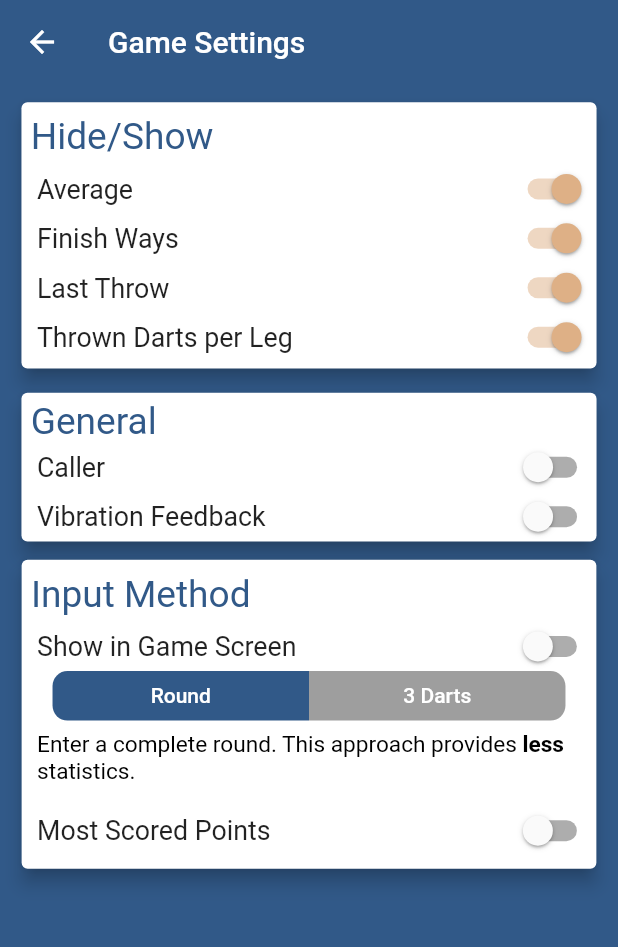
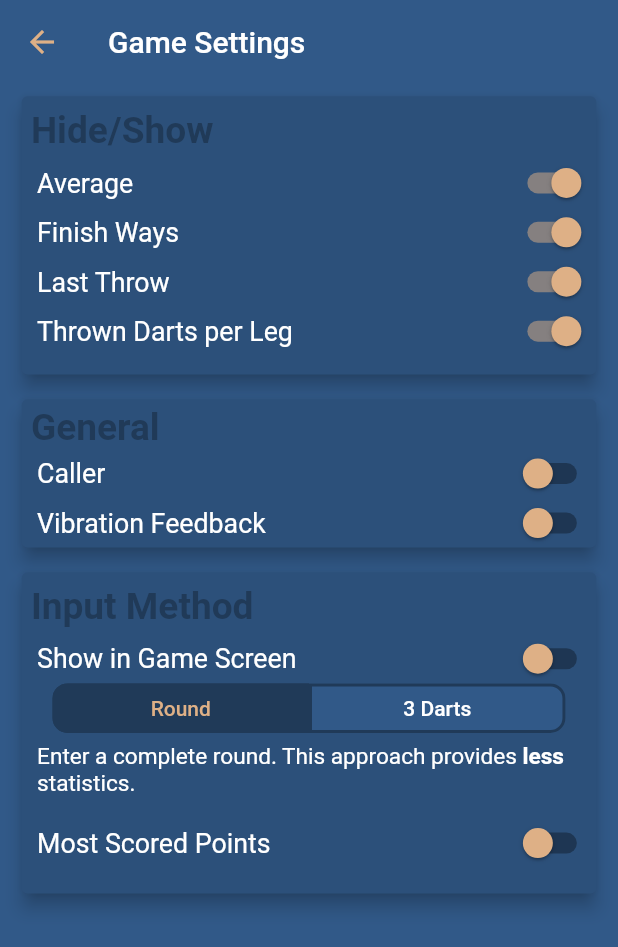
Before and after one commit to lukasstransky/DartTrack, a Flutter app: the InGameSettings screen opened by its route, on a phone screen of 412 x 824 dp. Shown: the top 947 px of the screen. Run offline on Flutter 3.47's test engine with Material 2 defaults, Android fonts, the phone set to English and light mode, and no system bars; our stand-ins replace cloud_firestore, firebase_auth, firebase_core, flutter_feather_icons, flutter_slidable, flutter_vector_icons and 9 more; missing offline and left inert: icofont_flutter; accounts and stored records are empty.

Commit message:
styled advanced settings screen

```diff
--- a/dart_app/lib/screens/game_modes/x01/game_settings/local_widgets/bestof_or_first_to.dart
+++ b/dart_app/lib/screens/game_modes/x01/game_settings/local_widgets/bestof_or_first_to.dart
@@ -71,11 +71,10 @@ class BestOfBtn extends StatelessWidget {
 
     return Expanded(
       child: ElevatedButton(
-        onPressed: () => {
-          if (!isBestOfMode)
-            {
-              switchBestOfOrFirstTo(context, gameSettingsX01),
-            }
+        onPressed: () {
+          if (!isBestOfMode) {
+            switchBestOfOrFirstTo(context, gameSettingsX01);
+          }
         },
         child: FittedBox(
           fit: BoxFit.scaleDown,
--- a/dart_app/lib/screens/game_modes/x01/ingame_settings/local_widgets/general_settings/general_settings.dart
+++ b/dart_app/lib/screens/game_modes/x01/ingame_settings/local_widgets/general_settings/general_settings.dart
@@ -1,6 +1,7 @@
 import 'package:dart_app/constants.dart';
 import 'package:dart_app/screens/game_modes/x01/ingame_settings/local_widgets/general_settings/local_widgets/caller.dart';
 import 'package:dart_app/screens/game_modes/x01/ingame_settings/local_widgets/general_settings/local_widgets/vibration_feedback.dart';
+import 'package:dart_app/utils/utils.dart';
 
 import 'package:flutter/material.dart';
 import 'package:sizer/sizer.dart';
@@ -12,9 +13,11 @@ class GeneralSettings extends StatelessWidget {
   Widget build(BuildContext context) {
     return Container(
       height: 14.h,
-      padding: EdgeInsets.only(top: 1.h),
+      padding: EdgeInsets.only(top: 2.0.h, left: 0.5.h, right: 0.5.h),
       child: Card(
         elevation: 5,
+        margin: EdgeInsets.all(0),
+        color: Utils.darken(Theme.of(context).colorScheme.primary, 10),
         child: Column(
           children: [
             Container(
@@ -24,7 +27,8 @@ class GeneralSettings extends StatelessWidget {
                 'General',
                 style: TextStyle(
                     fontSize: FONTSIZE_HEADINGS_IN_GAME_SETTINGS.sp,
-                    color: Theme.of(context).colorScheme.primary),
+                    color: Utils.getPrimaryColorDarken(context),
+                    fontWeight: FontWeight.bold),
               ),
             ),
             Caller(),
--- a/dart_app/lib/screens/game_modes/x01/ingame_settings/local_widgets/general_settings/local_widgets/caller.dart
+++ b/dart_app/lib/screens/game_modes/x01/ingame_settings/local_widgets/general_settings/local_widgets/caller.dart
@@ -18,7 +18,8 @@ class Caller extends StatelessWidget {
         children: [
           Text(
             'Caller',
-            style: TextStyle(fontSize: FONTSIZE_IN_GAME_SETTINGS.sp),
+            style: TextStyle(
+                fontSize: FONTSIZE_IN_GAME_SETTINGS.sp, color: Colors.white),
           ),
           Spacer(),
           Selector<GameSettingsX01, bool>(
@@ -29,6 +30,10 @@ class Caller extends StatelessWidget {
                 gameSettingsX01.setCallerEnabled = value;
                 gameSettingsX01.notify();
               },
+              thumbColor: MaterialStateProperty.all(
+                  Theme.of(context).colorScheme.secondary),
+              activeColor: Theme.of(context).colorScheme.secondary,
+              inactiveThumbColor: Theme.of(context).colorScheme.secondary,
             ),
           ),
         ],
--- a/dart_app/lib/screens/game_modes/x01/ingame_settings/local_widgets/general_settings/local_widgets/vibration_feedback.dart
+++ b/dart_app/lib/screens/game_modes/x01/ingame_settings/local_widgets/general_settings/local_widgets/vibration_feedback.dart
@@ -18,7 +18,8 @@ class VibrationFeedback extends StatelessWidget {
         children: [
           Text(
             'Vibration Feedback',
-            style: TextStyle(fontSize: FONTSIZE_IN_GAME_SETTINGS.sp),
+            style: TextStyle(
+                fontSize: FONTSIZE_IN_GAME_SETTINGS.sp, color: Colors.white),
           ),
           Spacer(),
           Selector<GameSettingsX01, bool>(
@@ -30,6 +31,10 @@ class VibrationFeedback extends StatelessWidget {
                 gameSettingsX01.setVibrationFeedbackEnabled = value;
                 gameSettingsX01.notify();
               },
+              thumbColor: MaterialStateProperty.all(
+                  Theme.of(context).colorScheme.secondary),
+              activeColor: Theme.of(context).colorScheme.secondary,
+              inactiveThumbColor: Theme.of(context).colorScheme.secondary,
             ),
           ),
         ],
--- a/dart_app/lib/screens/game_modes/x01/ingame_settings/local_widgets/hide_show_settings/hide_show.dart
+++ b/dart_app/lib/screens/game_modes/x01/ingame_settings/local_widgets/hide_show_settings/hide_show.dart
@@ -3,6 +3,7 @@ import 'package:dart_app/screens/game_modes/x01/ingame_settings/local_widgets/hi
 import 'package:dart_app/screens/game_modes/x01/ingame_settings/local_widgets/hide_show_settings/local_widgets/hide_show_finish_ways.dart';
 import 'package:dart_app/screens/game_modes/x01/ingame_settings/local_widgets/hide_show_settings/local_widgets/hide_show_last_throw.dart';
 import 'package:dart_app/screens/game_modes/x01/ingame_settings/local_widgets/hide_show_settings/local_widgets/hide_show_throw_darts.dart';
+import 'package:dart_app/utils/utils.dart';
 
 import 'package:flutter/material.dart';
 import 'package:sizer/sizer.dart';
@@ -14,9 +15,11 @@ class HideShow extends StatelessWidget {
   Widget build(BuildContext context) {
     return Container(
       height: 23.5.h,
-      padding: EdgeInsets.only(top: 1.h),
+      padding: EdgeInsets.only(top: 1.0.h, left: 0.5.h, right: 0.5.h),
       child: Card(
         elevation: 5,
+        margin: EdgeInsets.all(0),
+        color: Utils.darken(Theme.of(context).colorScheme.primary, 10),
         child: Column(
           children: [
             Container(
@@ -27,7 +30,8 @@ class HideShow extends StatelessWidget {
                 'Hide/Show',
                 style: TextStyle(
                     fontSize: FONTSIZE_HEADINGS_IN_GAME_SETTINGS.sp,
-                    color: Theme.of(context).colorScheme.primary),
+                    color: Utils.getPrimaryColorDarken(context),
+                    fontWeight: FontWeight.bold),
               ),
             ),
             HideShowAverage(),
--- a/dart_app/lib/screens/game_modes/x01/ingame_settings/local_widgets/hide_show_settings/local_widgets/hide_show_average.dart
+++ b/dart_app/lib/screens/game_modes/x01/ingame_settings/local_widgets/hide_show_settings/local_widgets/hide_show_average.dart
@@ -18,7 +18,8 @@ class HideShowAverage extends StatelessWidget {
         children: [
           Text(
             'Average',
-            style: TextStyle(fontSize: FONTSIZE_IN_GAME_SETTINGS.sp),
+            style: TextStyle(
+                fontSize: FONTSIZE_IN_GAME_SETTINGS.sp, color: Colors.white),
           ),
           Spacer(),
           Selector<GameSettingsX01, bool>(
@@ -29,6 +30,10 @@ class HideShowAverage extends StatelessWidget {
                 gameSettingsX01.setShowAverage = value;
                 gameSettingsX01.notify();
               },
+              thumbColor: MaterialStateProperty.all(
+                  Theme.of(context).colorScheme.secondary),
+              activeColor: Theme.of(context).colorScheme.secondary,
+              inactiveThumbColor: Theme.of(context).colorScheme.secondary,
             ),
           ),
         ],
--- a/dart_app/lib/screens/game_modes/x01/ingame_settings/local_widgets/hide_show_settings/local_widgets/hide_show_finish_ways.dart
+++ b/dart_app/lib/screens/game_modes/x01/ingame_settings/local_widgets/hide_show_settings/local_widgets/hide_show_finish_ways.dart
@@ -18,7 +18,8 @@ class HideShowFinishWays extends StatelessWidget {
         children: [
           Text(
             'Finish Ways',
-            style: TextStyle(fontSize: FONTSIZE_IN_GAME_SETTINGS.sp),
+            style: TextStyle(
+                fontSize: FONTSIZE_IN_GAME_SETTINGS.sp, color: Colors.white),
           ),
           Spacer(),
           Selector<GameSettingsX01, bool>(
@@ -29,6 +30,10 @@ class HideShowFinishWays extends StatelessWidget {
                 gameSettingsX01.setShowFinishWays = value;
                 gameSettingsX01.notify();
               },
+              thumbColor: MaterialStateProperty.all(
+                  Theme.of(context).colorScheme.secondary),
+              activeColor: Theme.of(context).colorScheme.secondary,
+              inactiveThumbColor: Theme.of(context).colorScheme.secondary,
             ),
           ),
         ],
--- a/dart_app/lib/screens/game_modes/x01/ingame_settings/local_widgets/hide_show_settings/local_widgets/hide_show_last_throw.dart
+++ b/dart_app/lib/screens/game_modes/x01/ingame_settings/local_widgets/hide_show_settings/local_widgets/hide_show_last_throw.dart
@@ -18,7 +18,8 @@ class HideShowLastThrow extends StatelessWidget {
         children: [
           Text(
             'Last Throw',
-            style: TextStyle(fontSize: FONTSIZE_IN_GAME_SETTINGS.sp),
+            style: TextStyle(
+                fontSize: FONTSIZE_IN_GAME_SETTINGS.sp, color: Colors.white),
           ),
           Spacer(),
           Selector<GameSettingsX01, bool>(
@@ -29,6 +30,10 @@ class HideShowLastThrow extends StatelessWidget {
                 gameSettingsX01.setShowLastThrow = value;
                 gameSettingsX01.notify();
               },
+              thumbColor: MaterialStateProperty.all(
+                  Theme.of(context).colorScheme.secondary),
+              activeColor: Theme.of(context).colorScheme.secondary,
+              inactiveThumbColor: Theme.of(context).colorScheme.secondary,
             ),
           ),
         ],
--- a/dart_app/lib/screens/game_modes/x01/ingame_settings/local_widgets/hide_show_settings/local_widgets/hide_show_throw_darts.dart
+++ b/dart_app/lib/screens/game_modes/x01/ingame_settings/local_widgets/hide_show_settings/local_widgets/hide_show_throw_darts.dart
@@ -18,7 +18,8 @@ class HideShowThrownDarts extends StatelessWidget {
         children: [
           Text(
             'Thrown Darts per Leg',
-            style: TextStyle(fontSize: FONTSIZE_IN_GAME_SETTINGS.sp),
+            style: TextStyle(
+                fontSize: FONTSIZE_IN_GAME_SETTINGS.sp, color: Colors.white),
           ),
           Spacer(),
           Selector<GameSettingsX01, bool>(
@@ -30,6 +31,10 @@ class HideShowThrownDarts extends StatelessWidget {
                 gameSettingsX01.setShowThrownDartsPerLeg = value;
                 gameSettingsX01.notify();
               },
+              thumbColor: MaterialStateProperty.all(
+                  Theme.of(context).colorScheme.secondary),
+              activeColor: Theme.of(context).colorScheme.secondary,
+              inactiveThumbColor: Theme.of(context).colorScheme.secondary,
             ),
           ),
         ],
--- a/dart_app/lib/screens/game_modes/x01/ingame_settings/local_widgets/input_method_settings/input_method_settings.dart
+++ b/dart_app/lib/screens/game_modes/x01/ingame_settings/local_widgets/input_method_settings/input_method_settings.dart
@@ -4,6 +4,7 @@ import 'package:dart_app/models/firestore/statistics_firestore_x01.dart';
 import 'package:dart_app/screens/game_modes/x01/ingame_settings/local_widgets/input_method_settings/local_widgets/auto_submit_scored_points_switch.dart';
 import 'package:dart_app/screens/game_modes/x01/ingame_settings/local_widgets/input_method_settings/local_widgets/select_input_method.dart';
 import 'package:dart_app/screens/game_modes/x01/ingame_settings/local_widgets/input_method_settings/local_widgets/show_input_method_switch.dart';
+import 'package:dart_app/utils/utils.dart';
 
 import 'package:flutter/material.dart';
 import 'package:provider/provider.dart';
@@ -20,13 +21,13 @@ class InputMethodSettings extends StatelessWidget {
 
     if (inputMethod == InputMethod.Round && showMostScoredPoints) {
       if (!statisticsFirestoreX01.noGamesPlayed) {
-        return 47;
+        return 49;
       } else {
-        return 41;
+        return 43;
       }
     }
 
-    return 26;
+    return 28;
   }
 
   @override
@@ -37,10 +38,11 @@ class InputMethodSettings extends StatelessWidget {
           gameSettingsX01.getShowMostScoredPoints),
       builder: (_, t, __) => Container(
         height: _calcCardHeight(context, t.item1, t.item2).h,
-        padding: EdgeInsets.only(top: 1.0.h, left: 0.5.h, right: 0.5.h),
+        padding: EdgeInsets.only(top: 2.0.h, left: 0.5.h, right: 0.5.h),
         child: Card(
           margin: EdgeInsets.all(0), //card adds 1.h per default
           elevation: 5,
+          color: Utils.darken(Theme.of(context).colorScheme.primary, 10),
           child: Column(
             children: [
               Container(
@@ -51,7 +53,8 @@ class InputMethodSettings extends StatelessWidget {
                   'Input Method',
                   style: TextStyle(
                       fontSize: FONTSIZE_HEADINGS_IN_GAME_SETTINGS.sp,
-                      color: Theme.of(context).colorScheme.primary),
+                      color: Utils.getPrimaryColorDarken(context),
+                      fontWeight: FontWeight.bold),
                 ),
               ),
               ShowInputMethodSwitch(),
--- a/dart_app/lib/screens/game_modes/x01/ingame_settings/local_widgets/input_method_settings/local_widgets/auto_submit_scored_points_switch.dart
+++ b/dart_app/lib/screens/game_modes/x01/ingame_settings/local_widgets/input_method_settings/local_widgets/auto_submit_scored_points_switch.dart
@@ -270,7 +270,9 @@ class _AutoSubmitOrScoredPointsSwitchState
                 fit: BoxFit.scaleDown,
                 child: Text(
                   'Most Scored Points',
-                  style: TextStyle(fontSize: FONTSIZE_IN_GAME_SETTINGS.sp),
+                  style: TextStyle(
+                      fontSize: FONTSIZE_IN_GAME_SETTINGS.sp,
+                      color: Colors.white),
                 ),
               ),
               Spacer(),
@@ -281,6 +283,10 @@ class _AutoSubmitOrScoredPointsSwitchState
 
                   gameSettingsX01.notify();
                 },
+                thumbColor: MaterialStateProperty.all(
+                    Theme.of(context).colorScheme.secondary),
+                activeColor: Theme.of(context).colorScheme.secondary,
+                inactiveThumbColor: Theme.of(context).colorScheme.secondary,
               ),
             ],
           ),
@@ -296,7 +302,9 @@ class _AutoSubmitOrScoredPointsSwitchState
                 fit: BoxFit.scaleDown,
                 child: Text(
                   'Automatically Submit Points',
-                  style: TextStyle(fontSize: FONTSIZE_IN_GAME_SETTINGS.sp),
+                  style: TextStyle(
+                      fontSize: FONTSIZE_IN_GAME_SETTINGS.sp,
+                      color: Colors.white),
                 ),
               ),
               Spacer(),
@@ -310,6 +318,10 @@ class _AutoSubmitOrScoredPointsSwitchState
 
                     gameSettingsX01.notify();
                   },
+                  thumbColor: MaterialStateProperty.all(
+                      Theme.of(context).colorScheme.secondary),
+                  activeColor: Theme.of(context).colorScheme.secondary,
+                  inactiveThumbColor: Theme.of(context).colorScheme.secondary,
                 ),
               ),
             ],
--- a/dart_app/lib/screens/game_modes/x01/ingame_settings/local_widgets/input_method_settings/local_widgets/select_input_method.dart
+++ b/dart_app/lib/screens/game_modes/x01/ingame_settings/local_widgets/input_method_settings/local_widgets/select_input_method.dart
@@ -1,6 +1,7 @@
 import 'package:dart_app/constants.dart';
 import 'package:dart_app/models/game_settings/game_settings_x01.dart';
 import 'package:dart_app/models/games/game_x01.dart';
+import 'package:dart_app/utils/utils.dart';
 import 'package:flutter/material.dart';
 import 'package:fluttertoast/fluttertoast.dart';
 import 'package:provider/provider.dart';
@@ -30,8 +31,10 @@ class SelectInputMethod extends StatelessWidget {
 
   @override
   Widget build(BuildContext context) {
-    final inputMethod = context.read<GameSettingsX01>().getInputMethod;
-    final gameX01 = context.read<GameX01>();
+    final bool isInputMethodRound =
+        context.read<GameSettingsX01>().getInputMethod == InputMethod.Round
+            ? true
+            : false;
 
     return Column(
       children: [
@@ -42,70 +45,79 @@ class SelectInputMethod extends StatelessWidget {
             children: [
               Expanded(
                 child: ElevatedButton(
-                  onPressed: () => {
-                    if (inputMethod == InputMethod.ThreeDarts)
-                      _switchInputMethod(context)
+                  onPressed: () {
+                    if (!isInputMethodRound) {
+                      _switchInputMethod(context);
+                    }
                   },
                   child: FittedBox(
                     fit: BoxFit.fitWidth,
-                    child: const Text('Round'),
+                    child: Text(
+                      'Round',
+                      style: TextStyle(
+                        color: Utils.getTextColorForGameSettingsBtn(
+                            isInputMethodRound, context),
+                      ),
+                    ),
                   ),
                   style: ButtonStyle(
+                    splashFactory: NoSplash.splashFactory,
+                    shadowColor: MaterialStateProperty.all(Colors.transparent),
+                    overlayColor: MaterialStateProperty.all(Colors.transparent),
                     shape: MaterialStateProperty.all(
                       RoundedRectangleBorder(
+                        side: BorderSide(
+                          color: Utils.getPrimaryColorDarken(context),
+                          width: GAME_SETTINGS_BTN_BORDER_WITH,
+                        ),
                         borderRadius: BorderRadius.only(
-                          topLeft: Radius.circular(10.0),
-                          bottomLeft: Radius.circular(10.0),
+                          topLeft: Radius.circular(BUTTON_BORDER_RADIUS),
+                          bottomLeft: Radius.circular(BUTTON_BORDER_RADIUS),
                         ),
                       ),
                     ),
-                    backgroundColor: inputMethod == InputMethod.Round
-                        ? MaterialStateProperty.all(
-                            Theme.of(context).colorScheme.primary)
-                        : MaterialStateProperty.all<Color>(Colors.grey),
-                    overlayColor: inputMethod == InputMethod.Round ||
-                            gameX01.getAmountOfDartsThrown() != 0
-                        ? MaterialStateProperty.all<Color>(Colors.transparent)
-                        : MaterialStateProperty.all(
-                            Theme.of(context).colorScheme.primary),
-                    splashFactory: inputMethod == InputMethod.Round
-                        ? NoSplash.splashFactory
-                        : InkRipple.splashFactory,
-                    shadowColor: MaterialStateProperty.all(Colors.transparent),
+                    backgroundColor: isInputMethodRound
+                        ? Utils.getPrimaryMaterialStateColorDarken(context)
+                        : Utils.getColor(Theme.of(context).colorScheme.primary),
                   ),
                 ),
               ),
               Expanded(
                 child: ElevatedButton(
                   onPressed: () {
-                    if (inputMethod == InputMethod.Round)
+                    if (isInputMethodRound) {
                       _switchInputMethod(context);
+                    }
                   },
                   child: FittedBox(
                     fit: BoxFit.fitWidth,
-                    child: const Text('3 Darts'),
+                    child: Text(
+                      '3 Darts',
+                      style: TextStyle(
+                        color: Utils.getTextColorForGameSettingsBtn(
+                            !isInputMethodRound, context),
+                      ),
+                    ),
                   ),
                   style: ButtonStyle(
+                    splashFactory: NoSplash.splashFactory,
+                    shadowColor: MaterialStateProperty.all(Colors.transparent),
+                    overlayColor: MaterialStateProperty.all(Colors.transparent),
                     shape: MaterialStateProperty.all(
                       RoundedRectangleBorder(
+                        side: BorderSide(
+                          color: Utils.getPrimaryColorDarken(context),
+                          width: GAME_SETTINGS_BTN_BORDER_WITH,
+                        ),
                         borderRadius: BorderRadius.only(
-                          topRight: Radius.circular(10.0),
-                          bottomRight: Radius.circular(10.0),
+                          topRight: Radius.circular(BUTTON_BORDER_RADIUS),
+                          bottomRight: Radius.circular(BUTTON_BORDER_RADIUS),
                         ),
                       ),
                     ),
-                    backgroundColor: inputMethod == InputMethod.ThreeDarts
-                        ? MaterialStateProperty.all(
-                            Theme.of(context).colorScheme.primary)
-                        : MaterialStateProperty.all<Color>(Colors.grey),
-                    overlayColor: inputMethod == InputMethod.ThreeDarts
-                        ? MaterialStateProperty.all<Color>(Colors.transparent)
-                        : MaterialStateProperty.all(
-                            Theme.of(context).colorScheme.primary),
-                    splashFactory: inputMethod == InputMethod.ThreeDarts
-                        ? NoSplash.splashFactory
-                        : InkRipple.splashFactory,
-                    shadowColor: MaterialStateProperty.all(Colors.transparent),
+                    backgroundColor: !isInputMethodRound
+                        ? Utils.getPrimaryMaterialStateColorDarken(context)
+                        : Utils.getColor(Theme.of(context).colorScheme.primary),
                   ),
                 ),
               ),
@@ -115,21 +127,22 @@ class SelectInputMethod extends StatelessWidget {
         Container(
           height: 6.h,
           padding: EdgeInsets.only(left: 2.5.w),
-          child: inputMethod == InputMethod.Round
+          child: isInputMethodRound
               ? Center(
                   child: RichText(
                     text: TextSpan(
                       style: new TextStyle(
                         fontSize: 11.0.sp,
-                        color: Colors.black,
+                        color: Colors.white,
                       ),
                       children: <TextSpan>[
                         new TextSpan(
                             text:
                                 'Enter a complete round. This approach provides '),
                         new TextSpan(
-                            text: 'less',
-                            style: new TextStyle(fontWeight: FontWeight.bold)),
+                          text: 'less',
+                          style: new TextStyle(fontWeight: FontWeight.bold),
+                        ),
                         new TextSpan(text: ' statistics.'),
                       ],
                     ),
@@ -140,7 +153,7 @@ class SelectInputMethod extends StatelessWidget {
                     text: TextSpan(
                       style: new TextStyle(
                         fontSize: 11.0.sp,
-                        color: Colors.black,
+                        color: Colors.white,
                       ),
                       children: <TextSpan>[
                         new TextSpan(
--- a/dart_app/lib/screens/game_modes/x01/ingame_settings/local_widgets/input_method_settings/local_widgets/show_input_method_switch.dart
+++ b/dart_app/lib/screens/game_modes/x01/ingame_settings/local_widgets/input_method_settings/local_widgets/show_input_method_switch.dart
@@ -23,7 +23,8 @@ class ShowInputMethodSwitch extends StatelessWidget {
         children: [
           Text(
             'Show in Game Screen',
-            style: TextStyle(fontSize: FONTSIZE_IN_GAME_SETTINGS.sp),
+            style: TextStyle(
+                fontSize: FONTSIZE_IN_GAME_SETTINGS.sp, color: Colors.white),
           ),
           Spacer(),
           Selector<GameSettingsX01, bool>(
@@ -32,6 +33,10 @@ class ShowInputMethodSwitch extends StatelessWidget {
             builder: (_, showInputMethodInGameScreen, __) => Switch(
               value: showInputMethodInGameScreen,
               onChanged: (value) => _switchBtnPressed(gameSettingsX01, value),
+              thumbColor: MaterialStateProperty.all(
+                  Theme.of(context).colorScheme.secondary),
+              activeColor: Theme.of(context).colorScheme.secondary,
+              inactiveThumbColor: Theme.of(context).colorScheme.secondary,
             ),
           ),
         ],
--- a/dart_app/lib/utils/app_bars/custom_app_bar.dart
+++ b/dart_app/lib/utils/app_bars/custom_app_bar.dart
@@ -32,13 +32,15 @@ class CustomAppBar extends StatelessWidget with PreferredSizeWidget {
                   context.read<Auth>().getEmailController.clear();
                 }
               },
-              icon: Icon(Icons.arrow_back),
+              icon: Icon(
+                Icons.arrow_back,
+                color: Theme.of(context).colorScheme.secondary,
+              ),
             )
           else
-            Container(),
+            SizedBox.shrink(),
         ],
       ),
-      actions: [],
     );
   }
 
```
